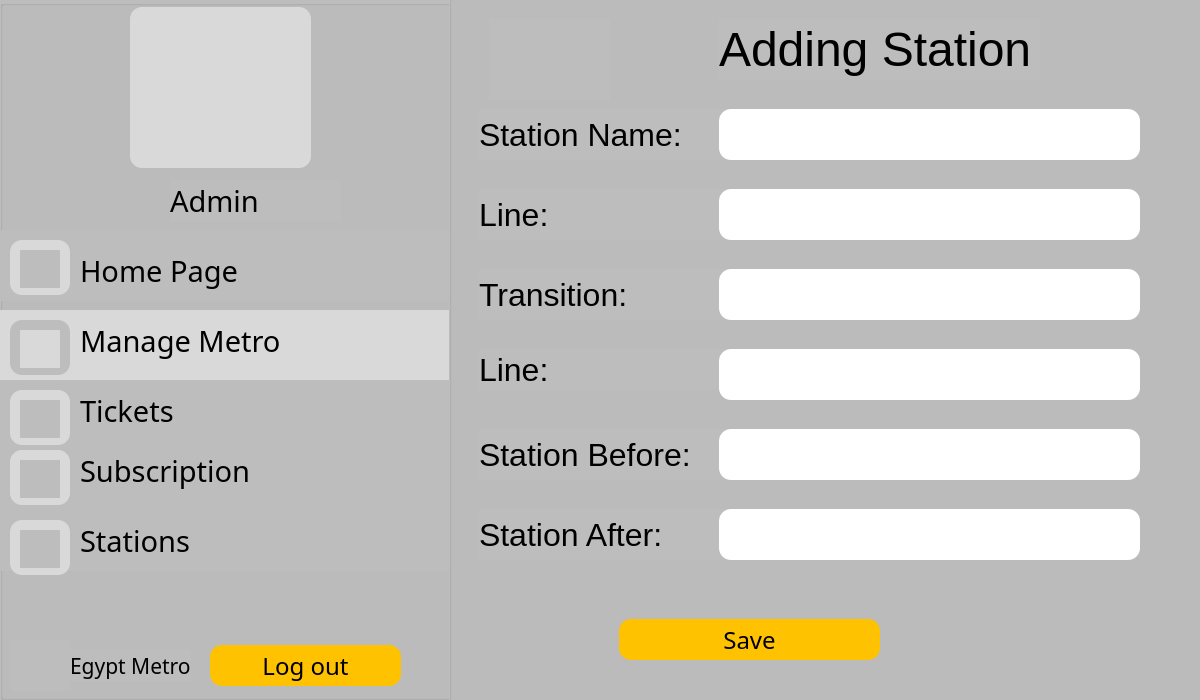
hager55m/Metro-Mate-DS, file adminmanagemetroaddstation.ui: the form before one commit.
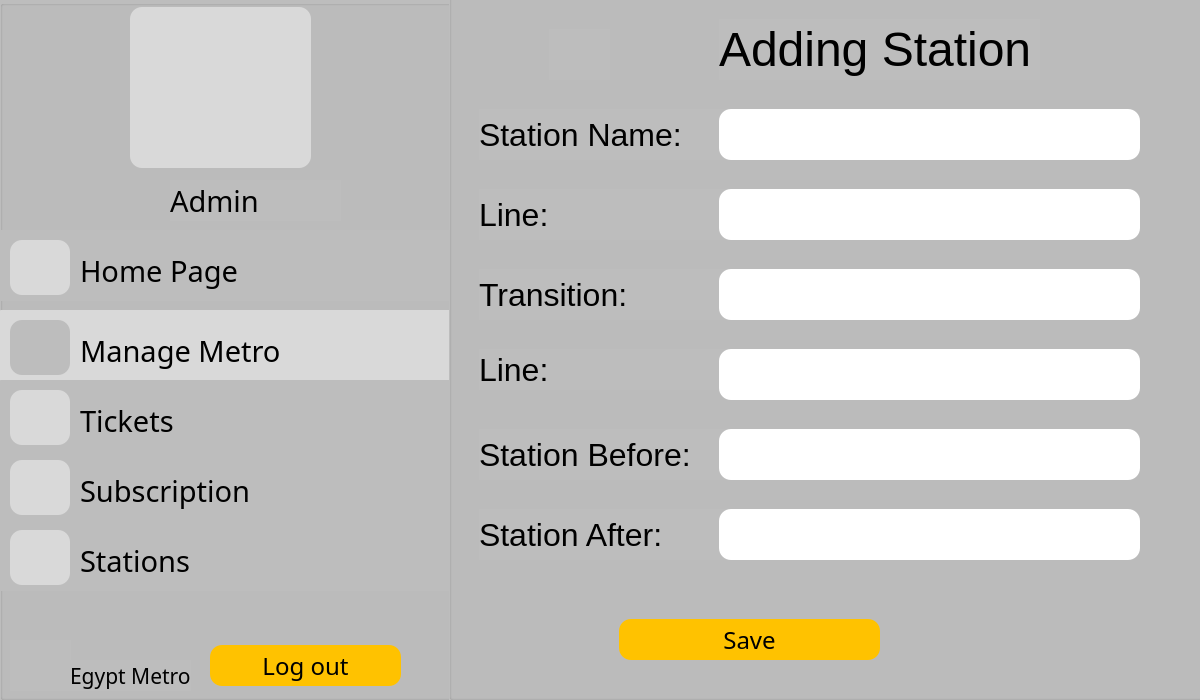
The form after the commit. Icons and pictures are not drawn.

Patch:
```diff
--- a/adminmanagemetroaddstation.ui
+++ b/adminmanagemetroaddstation.ui
@@ -45,22 +45,6 @@
      <string/>
     </property>
    </widget>
-   <widget class="QLabel" name="homepic_2">
-    <property name="geometry">
-     <rect>
-      <x>20</x>
-      <y>250</y>
-      <width>40</width>
-      <height>38</height>
-     </rect>
-    </property>
-    <property name="styleSheet">
-     <string notr="true">background-color: #BDBDBD;</string>
-    </property>
-    <property name="text">
-     <string/>
-    </property>
-   </widget>
    <widget class="QLabel" name="Metro_2">
     <property name="geometry">
      <rect>
@@ -78,7 +62,7 @@
     <property name="geometry">
      <rect>
       <x>70</x>
-      <y>650</y>
+      <y>660</y>
       <width>121</width>
       <height>31</height>
      </rect>
@@ -180,7 +164,7 @@
     <property name="geometry">
      <rect>
       <x>80</x>
-      <y>320</y>
+      <y>330</y>
       <width>221</width>
       <height>41</height>
      </rect>
@@ -202,7 +186,7 @@
     <property name="geometry">
      <rect>
       <x>80</x>
-      <y>450</y>
+      <y>470</y>
       <width>171</width>
       <height>41</height>
      </rect>
@@ -255,7 +239,7 @@
     <property name="geometry">
      <rect>
       <x>0</x>
-      <y>440</y>
+      <y>450</y>
       <width>451</width>
       <height>71</height>
      </rect>
@@ -289,7 +273,7 @@
     <property name="geometry">
      <rect>
       <x>0</x>
-      <y>500</y>
+      <y>520</y>
       <width>451</width>
       <height>71</height>
      </rect>
@@ -306,7 +290,7 @@
     <property name="geometry">
      <rect>
       <x>80</x>
-      <y>520</y>
+      <y>540</y>
       <width>171</width>
       <height>41</height>
      </rect>
@@ -325,7 +309,7 @@
     <property name="geometry">
      <rect>
       <x>80</x>
-      <y>390</y>
+      <y>400</y>
       <width>171</width>
       <height>41</height>
      </rect>
@@ -340,7 +324,7 @@
      <string>Tickets</string>
     </property>
    </widget>
-   <widget class="QLabel" name="label_13">
+   <widget class="QLabel" name="homepic_2">
     <property name="geometry">
      <rect>
       <x>10</x>
@@ -360,22 +344,6 @@
    <widget class="QLabel" name="ManageMetro">
     <property name="geometry">
      <rect>
-      <x>20</x>
-      <y>330</y>
-      <width>40</width>
-      <height>38</height>
-     </rect>
-    </property>
-    <property name="styleSheet">
-     <string notr="true">background-color: #D9D9D9;</string>
-    </property>
-    <property name="text">
-     <string/>
-    </property>
-   </widget>
-   <widget class="QLabel" name="label_34">
-    <property name="geometry">
-     <rect>
       <x>10</x>
       <y>320</y>
       <width>60</width>
@@ -390,61 +358,11 @@
      <string/>
     </property>
    </widget>
-   <widget class="QLabel" name="label_37">
-    <property name="geometry">
-     <rect>
-      <x>10</x>
-      <y>450</y>
-      <width>60</width>
-      <height>55</height>
-     </rect>
-    </property>
-    <property name="styleSheet">
-     <string notr="true">background-color: #D9D9D9;
-border-radius: 12;</string>
-    </property>
-    <property name="text">
-     <string/>
-    </property>
-   </widget>
    <widget class="QLabel" name="Subscribtion">
     <property name="geometry">
      <rect>
-      <x>20</x>
+      <x>10</x>
       <y>460</y>
-      <width>40</width>
-      <height>38</height>
-     </rect>
-    </property>
-    <property name="styleSheet">
-     <string notr="true">background-color: #BDBDBD;</string>
-    </property>
-    <property name="text">
-     <string/>
-    </property>
-   </widget>
-   <widget class="QLabel" name="label_38">
-    <property name="geometry">
-     <rect>
-      <x>10</x>
-      <y>520</y>
-      <width>60</width>
-      <height>55</height>
-     </rect>
-    </property>
-    <property name="styleSheet">
-     <string notr="true">background-color: #D9D9D9;
-border-radius: 12;</string>
-    </property>
-    <property name="text">
-     <string/>
-    </property>
-   </widget>
-   <widget class="QLabel" name="label_35">
-    <property name="geometry">
-     <rect>
-      <x>10</x>
-      <y>390</y>
       <width>60</width>
       <height>55</height>
      </rect>
@@ -460,14 +378,15 @@
    <widget class="QLabel" name="Station">
     <property name="geometry">
      <rect>
-      <x>20</x>
+      <x>10</x>
       <y>530</y>
-      <width>40</width>
-      <height>38</height>
+      <width>60</width>
+      <height>55</height>
      </rect>
     </property>
     <property name="styleSheet">
-     <string notr="true">background-color: #BDBDBD;</string>
+     <string notr="true">background-color: #D9D9D9;
+border-radius: 12;</string>
     </property>
     <property name="text">
      <string/>
@@ -476,14 +395,15 @@
    <widget class="QLabel" name="Ticket">
     <property name="geometry">
      <rect>
-      <x>20</x>
-      <y>400</y>
-      <width>40</width>
-      <height>38</height>
+      <x>10</x>
+      <y>390</y>
+      <width>60</width>
+      <height>55</height>
      </rect>
     </property>
     <property name="styleSheet">
-     <string notr="true">background-color: #BDBDBD;</string>
+     <string notr="true">background-color: #D9D9D9;
+border-radius: 12;</string>
     </property>
     <property name="text">
      <string/>
@@ -494,8 +414,8 @@
      <rect>
       <x>449</x>
       <y>-51</y>
-      <width>801</width>
-      <height>781</height>
+      <width>1200</width>
+      <height>751</height>
      </rect>
     </property>
     <property name="title">
@@ -788,31 +708,18 @@
     <widget class="QPushButton" name="pushButton_15">
      <property name="geometry">
       <rect>
-       <x>40</x>
-       <y>70</y>
-       <width>121</width>
-       <height>81</height>
+       <x>100</x>
+       <y>80</y>
+       <width>61</width>
+       <height>51</height>
       </rect>
      </property>
      <property name="styleSheet">
       <string notr="true">background-color: #BDBDBD;
-border-radius: 1;</string>
-     </property>
-     <property name="text">
-      <string/>
-     </property>
-    </widget>
-    <widget class="QLabel" name="homepic_3">
-     <property name="geometry">
-      <rect>
-       <x>80</x>
-       <y>100</y>
-       <width>40</width>
-       <height>38</height>
-      </rect>
-     </property>
-     <property name="styleSheet">
-      <string notr="true">background-color: #BDBDBD;</string>
+border-radius: 1;
+border-image: url(:/images/img/left-arrow.png) 0 0 0 0 stretch stretch;
+width: 50;
+length: 50;</string>
      </property>
      <property name="text">
       <string/>
@@ -820,13 +727,12 @@
     </widget>
    </widget>
    <zorder>pushButton_21</zorder>
-   <zorder>label_34</zorder>
+   <zorder>ManageMetro</zorder>
    <zorder>pushButton_10</zorder>
-   <zorder>label_13</zorder>
+   <zorder>homepic_2</zorder>
    <zorder>pushButton_23</zorder>
    <zorder>pushButton_22</zorder>
    <zorder>holder_2</zorder>
-   <zorder>homepic_2</zorder>
    <zorder>Metro_2</zorder>
    <zorder>label_20</zorder>
    <zorder>pushButton_11</zorder>
@@ -838,11 +744,7 @@
    <zorder>pushButton_25</zorder>
    <zorder>label_29</zorder>
    <zorder>label_30</zorder>
-   <zorder>ManageMetro</zorder>
-   <zorder>label_37</zorder>
    <zorder>Subscribtion</zorder>
-   <zorder>label_38</zorder>
-   <zorder>label_35</zorder>
    <zorder>Station</zorder>
    <zorder>Ticket</zorder>
    <zorder>groupBox_2</zorder>
```
